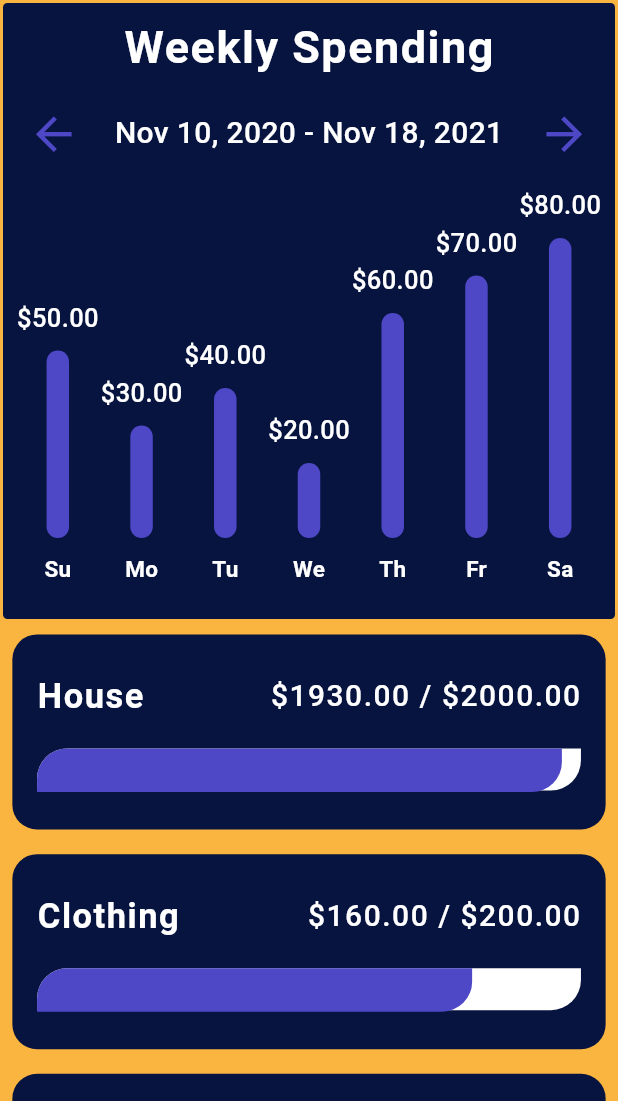
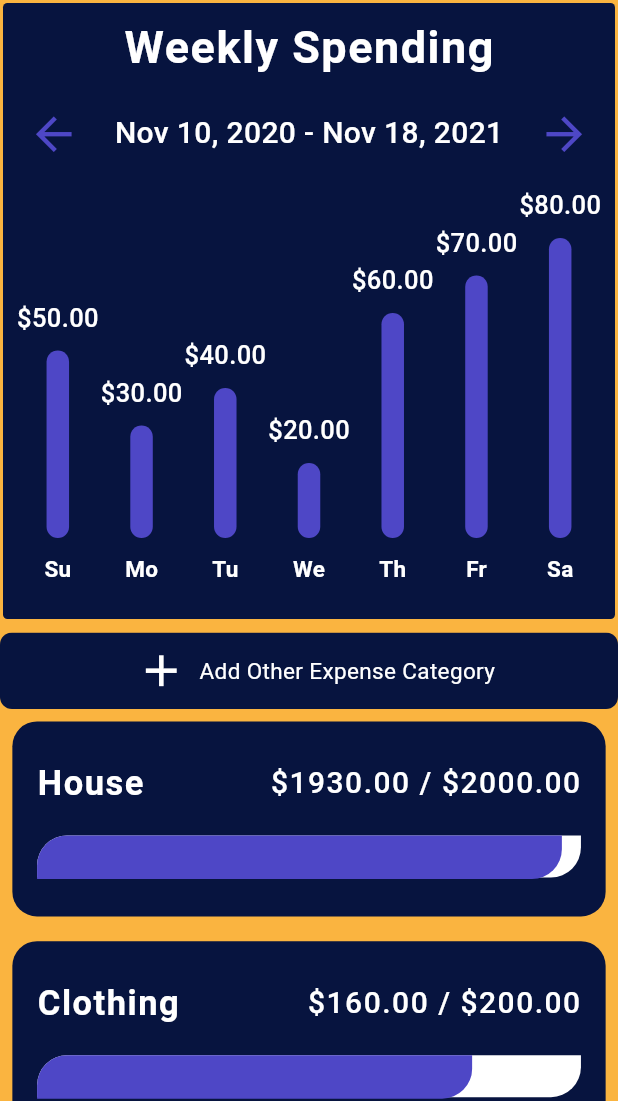
Before and after one commit to reinhardprs/flutter-kelompok-g, a Flutter app: the DetailScreen screen opened directly with sample values from the repository, after a tap on the "arrow back" icon, on a phone screen of 412 x 824 dp, the part 135-1236 px from its top. Run offline on Flutter 3.47's test engine with Material 3 defaults, Android fonts, the phone set to English and light mode, and no system bars; our stand-ins replace flutter_speed_dial, font_awesome_flutter, google_fonts, rive, sizer; accounts and stored records are empty; network calls fail; Roboto replaces fonts that are missing (Abel).

Commit message:
Tambah file baru "add typeNames.dart" yang gunanya untuk nambahkan new Expense Category, dengan melakukan cek apakah nama sudah terdaftar atau blm

```diff
--- a/lib/data/data.dart
+++ b/lib/data/data.dart
@@ -30,7 +30,7 @@ _generateExpenses(int index) {
   } else if (index == 2) {
     costModel = [
       CostModel(name: 'Food Custom 0', cost: 8.0),
-      CostModel(name: 'Food Custom 1', cost: 12.0),
+      CostModel(name: 'Ketoprak Custom', cost: 12.0),
     ];
   } else if (index == 3) {
     costModel = [
@@ -92,7 +92,6 @@ List<UserModel> userRegistrations = [
   ),
 ];
 
-
 class UserProvider with ChangeNotifier {
   UserModel? _currentUser;
 
--- a/lib/detail_screen.dart
+++ b/lib/detail_screen.dart
@@ -13,8 +13,8 @@ import 'manage_data/edit_maxAmount_detil.dart';
 // import 'manage_data/edit_max_amount.dart';
 
 class DetailScreen extends StatefulWidget {
-  final TypeModel? typeModel;
-  const DetailScreen({Key? key, this.typeModel}) : super(key: key);
+  final TypeModel typeModel;
+  const DetailScreen({Key? key, required this.typeModel}) : super(key: key);
 
   @override
   State<DetailScreen> createState() => _DetailScreenState();
@@ -135,13 +135,28 @@ class _DetailScreenState extends State<DetailScreen> {
   }
 
   Widget _buildExpenseList() {
-    List<Widget> expenseList = [];
-    widget.typeModel!.expenses!.forEach((CostModel expense) {
-      expenseList.add(
-        Dismissible(
+    // Check if expenses are null or empty
+    if (widget.typeModel.expenses == null || widget.typeModel.expenses!.isEmpty) {
+      return Center(
+        child: Padding(
+          padding: const EdgeInsets.all(20),
+          child: Text(
+            "No Expense Yet",
+            style: GoogleFonts.atma(
+              fontSize: 20,
+              fontWeight: FontWeight.w600,
+              color: kTextColor,
+            ),
+          ),
+        ),
+      );
+    }
+
+    List<Widget> expenseList = widget.typeModel.expenses!.map((CostModel expense) {
+      return Dismissible(
         key: UniqueKey(),
         onDismissed: (direction) {
-            _removeExpense(expense); // Panggil fungsi untuk menghapus expense
+          _removeExpense(expense);
         },
         child: Container(
           width: 1000,
@@ -180,13 +195,12 @@ class _DetailScreenState extends State<DetailScreen> {
             ),
           ),
         ),
-        ),
       );
-    });
-    return Column(
-      children: expenseList,
-    );
+    }).toList();
+
+    return Column(children: expenseList);
   }
+
 
   void _removeExpense(CostModel expense) {
     setState(() {
--- a/lib/home.dart
+++ b/lib/home.dart
@@ -1,16 +1,15 @@
+import 'package:flutter/material.dart';
+import 'package:google_fonts/google_fonts.dart';
 import 'package:money_manage/constants.dart';
 import 'package:money_manage/data/data.dart';
+import 'package:money_manage/detail_screen.dart';
 import 'package:money_manage/models/cost_model.dart';
 import 'package:money_manage/models/type_model.dart';
-import 'package:money_manage/detail_screen.dart';
 import 'package:money_manage/settings/chat.dart';
 import 'package:money_manage/widgets/chart.dart';
-import 'package:flutter/material.dart';
-import 'package:google_fonts/google_fonts.dart';
 import 'package:provider/provider.dart';
-
+import 'add typeNames.dart';
 import 'drawer.dart';
-
 
 class HomePage extends StatefulWidget {
   const HomePage({Key? key}) : super(key: key);
@@ -20,6 +19,8 @@ class HomePage extends StatefulWidget {
 }
 
 class _HomePageState extends State<HomePage> {
+  Offset _tapPosition = Offset.zero;
+
   @override
   Widget build(BuildContext context) {
     final userProvider = Provider.of<UserProvider>(context);
@@ -72,7 +73,9 @@ class _HomePageState extends State<HomePage> {
           SliverList(
             delegate: SliverChildBuilderDelegate((context, int index) {
               if (index == 0) {
-                return Container(
+                return Column(
+                  children: [
+                    Container(
                       margin: EdgeInsets.all(2),
                       decoration: BoxDecoration(
                         color: kPrimaryColor,
@@ -81,6 +84,36 @@ class _HomePageState extends State<HomePage> {
                       child: CustomChart(
                         expenses: weeklySpending,
                       ),
+                    ),
+                    SizedBox(height: 7,),
+                    Center(
+                      child: ClipRRect(
+                        borderRadius: BorderRadius.circular(8.0),
+                        child: Container(
+                          color: kPrimaryColor,
+                          width: 430,
+                          child: Row(
+                            mainAxisAlignment: MainAxisAlignment.center,
+                            children: [
+                              IconButton(
+                                icon: Icon(Icons.add, color: kTextColor, size: 35),
+                                onPressed: () {
+                                  Navigator.push(
+                                    context,
+                                    MaterialPageRoute(builder: (context) => AddTypeNames()),
+                                  );
+                                },
+                              ),
+                              Text(
+                                'Add Other Expense Category',
+                                style: TextStyle(color: kTextColor, fontSize: 15),
+                              ),
+                            ],
+                          ),
+                        ),
+                      ),
+                    ),
+                  ],
                 );
               } else {
                 final TypeModel typeModel = typeNames[index - 1];
@@ -88,16 +121,17 @@ class _HomePageState extends State<HomePage> {
                 typeModel.expenses!.forEach((CostModel expense) {
                   tAmountSpent += expense.cost!;
                 });
-                return _buildCategories(typeModel, tAmountSpent);
+                return _buildCategories(typeModel, tAmountSpent, index - 1);
               }
             }, childCount: 1 + typeNames.length),
           ),
+
         ],
       ),
     );
   }
 
-  _buildCategories(TypeModel category, double tAmountSpent) {
+  _buildCategories(TypeModel category, double tAmountSpent, int index) {
     return GestureDetector(
       onTap: () {
         Navigator.push(
@@ -107,7 +141,50 @@ class _HomePageState extends State<HomePage> {
                       typeModel: category,
                     )));
       },
-      child: Container(
+      onLongPressStart: (details) {
+        _tapPosition = details.globalPosition;
+      },
+      onLongPress: () {
+        showMenu(
+          context: context,
+          position: RelativeRect.fromLTRB(
+            _tapPosition.dx,
+            _tapPosition.dy,
+            MediaQuery.of(context).size.width - _tapPosition.dx,
+            MediaQuery.of(context).size.height - _tapPosition.dy,
+          ),
+          items: [
+            PopupMenuItem(
+              value: 'view',
+              child: Text('View'),
+            ),
+            PopupMenuItem(
+              value: 'delete',
+              child: Text('Delete'),
+            ),
+          ],
+        ).then((value) {
+          if (value == 'view') {
+            Navigator.push(
+              context,
+              MaterialPageRoute(
+                builder: (context) => DetailScreen(typeModel: category),
+              ),
+            );
+          } else if (value == 'delete') {
+            setState(() {
+              typeNames.removeAt(index);
+            });
+            ScaffoldMessenger.of(context).showSnackBar(
+              SnackBar(
+                content: Text('${category.name} has been deleted'),
+              ),
+            );
+          }
+        });
+      },
+      child: AnimatedContainer(
+        duration: Duration(milliseconds: 300),
         width: 100,
         height: 130,
         margin: kMargin,
--- a/lib/main.dart
+++ b/lib/main.dart
@@ -1,7 +1,7 @@
 import 'package:flutter/material.dart';
+import 'package:money_manage/add%20typeNames.dart';
 import 'package:money_manage/constants.dart';
 import 'package:money_manage/login/login.dart';
-import 'package:money_manage/settings/myaccount.dart';
 import 'package:money_manage/settings/provid.dart';
 import 'package:money_manage/home.dart';
 import 'package:sizer/sizer.dart';
@@ -16,6 +16,7 @@ void main() {
 class MyApp extends StatelessWidget {
   const MyApp({super.key});
 
+  // This widget is the root of your application.
   @override
   Widget build(BuildContext context) {
     return MultiProvider(
@@ -44,6 +45,7 @@ class MyApp extends StatelessWidget {
             useMaterial3: true,
           ),
           // home: HomePage(),
+          // home: AddTypeNames(),
           home: Login(),
         );
       }),
```
Also changed, not shown: lib/add typeNames.dart (added, +105 -0 lines), lib/manage_data/add_data.dart (+6 -17 lines), lib/manage_data/add_data_detil.dart (+0 -14 lines), 2 other files. Lines whose indentation alone changed are shown as unchanged.
